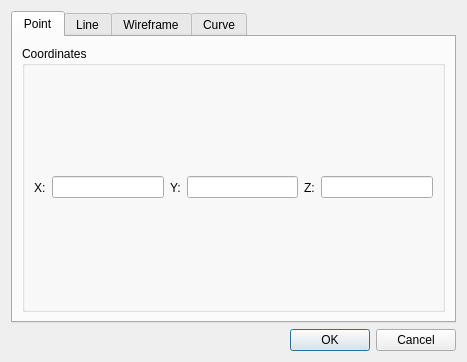
Old version of the form ui/createObject.ui in the repository An-dz/INE5420.
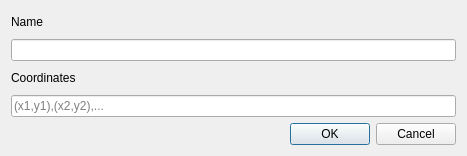
New version of the form. The open tabs and pages were chosen to show the change.

Commit message: Add and remove objects

```diff
--- a/ui/createObject.ui
+++ b/ui/createObject.ui
@@ -7,89 +7,53 @@
     <x>0</x>
     <y>0</y>
     <width>467</width>
-    <height>362</height>
+    <height>156</height>
    </rect>
   </property>
+  <property name="sizePolicy">
+   <sizepolicy hsizetype="Fixed" vsizetype="Fixed">
+    <horstretch>0</horstretch>
+    <verstretch>0</verstretch>
+   </sizepolicy>
+  </property>
+  <property name="minimumSize">
+   <size>
+    <width>467</width>
+    <height>156</height>
+   </size>
+  </property>
+  <property name="maximumSize">
+   <size>
+    <width>467</width>
+    <height>156</height>
+   </size>
+  </property>
   <property name="windowTitle">
    <string>Create Object</string>
   </property>
   <layout class="QVBoxLayout" name="verticalLayout_2">
    <item>
-    <widget class="QTabWidget" name="tabWidget">
-     <property name="enabled">
-      <bool>true</bool>
+    <widget class="QLabel" name="label_2">
+     <property name="text">
+      <string>Name</string>
      </property>
-     <property name="currentIndex">
-      <number>1</number>
+    </widget>
+   </item>
+   <item>
+    <widget class="QLineEdit" name="nameInput"/>
+   </item>
+   <item>
+    <widget class="QLabel" name="label">
+     <property name="text">
+      <string>Coordinates</string>
      </property>
-     <widget class="QWidget" name="tabCreatePoint">
-      <attribute name="title">
-       <string>Point</string>
-      </attribute>
-      <layout class="QVBoxLayout" name="verticalLayout">
-       <item>
-        <widget class="QGroupBox" name="groupBox">
-         <property name="title">
-          <string>Coordinates</string>
-         </property>
-         <layout class="QHBoxLayout" name="horizontalLayout">
-          <item>
-           <widget class="QLabel" name="label">
-            <property name="text">
-             <string>X:</string>
-            </property>
-           </widget>
-          </item>
-          <item>
-           <widget class="QLineEdit" name="lineEdit_2"/>
-          </item>
-          <item>
-           <widget class="QLabel" name="label_3">
-            <property name="text">
-             <string>Y:</string>
-            </property>
-           </widget>
-          </item>
-          <item>
-           <widget class="QLineEdit" name="lineEdit">
-            <property name="text">
-             <string/>
-            </property>
-           </widget>
-          </item>
-          <item>
-           <widget class="QLabel" name="label_2">
-            <property name="text">
-             <string>Z:</string>
-            </property>
-           </widget>
-          </item>
-          <item>
-           <widget class="QLineEdit" name="lineEdit_3"/>
-          </item>
-         </layout>
-        </widget>
-       </item>
-      </layout>
-     </widget>
-     <widget class="QWidget" name="tabCreateLine">
-      <attribute name="title">
-       <string>Line</string>
-      </attribute>
-     </widget>
-     <widget class="QWidget" name="tabCreateWireframe">
-      <attribute name="title">
-       <string>Wireframe</string>
-      </attribute>
-     </widget>
-     <widget class="QWidget" name="tabCreateCurve">
-      <property name="enabled">
-       <bool>false</bool>
-      </property>
-      <attribute name="title">
-       <string>Curve</string>
-      </attribute>
-     </widget>
+    </widget>
+   </item>
+   <item>
+    <widget class="QLineEdit" name="coordinatesInput">
+     <property name="placeholderText">
+      <string>(x1,y1),(x2,y2),...</string>
+     </property>
     </widget>
    </item>
    <item>
```
Left out of the diff: 8 changed lines with no effect on the pictures. The commit also changes 7 other files.
